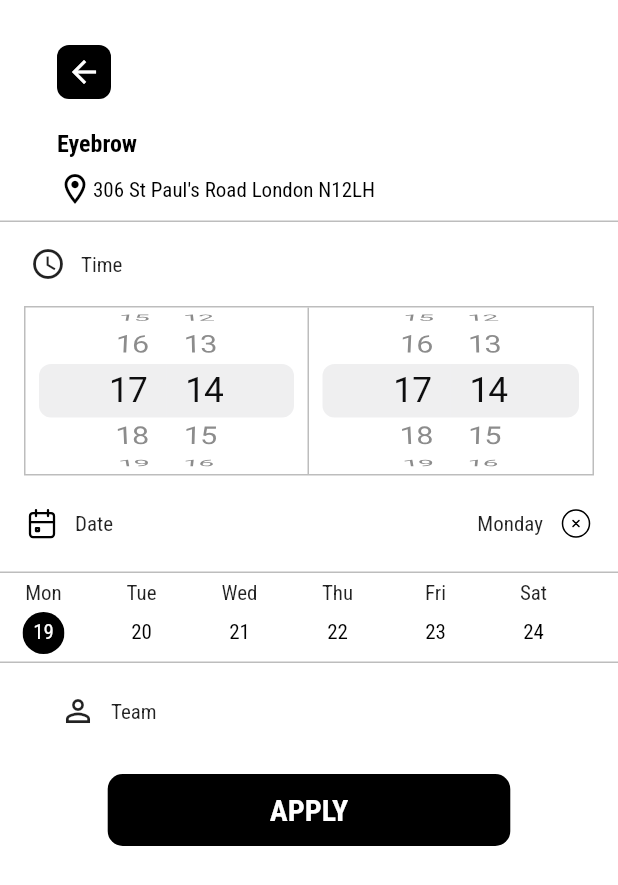
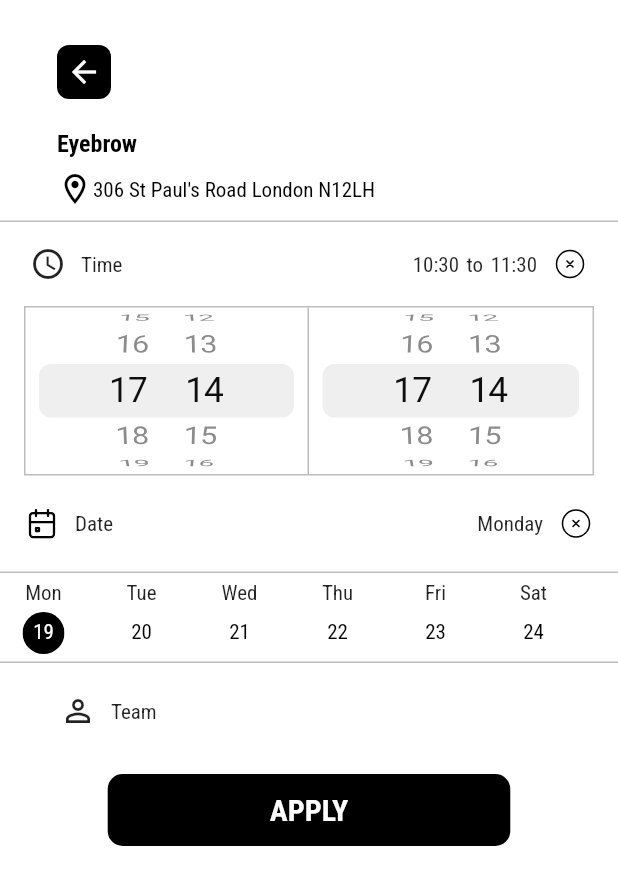
Before and after one commit to latiosthinh/mybeauty-flutter, a Flutter app: the AppointmentScreen screen opened directly, on a phone screen of 412 x 824 dp. Shown: the top 885 px of the screen. Run offline on Flutter 3.47's test engine with Material 2 defaults, Android fonts, the phone set to English and light mode, and no system bars; our stand-ins replace cloud_firestore, firebase_auth, firebase_core, flutter_svg, google_fonts, google_sign_in; accounts and stored records are empty.

Commit message:
💥 feat: get time

```diff
--- a/lib/screens/bookings/appointment_screen.dart
+++ b/lib/screens/bookings/appointment_screen.dart
@@ -98,8 +98,10 @@ class _AppointmentScreenScreenState extends State<AppointmentScreen> {
               child: Column(
                 children: [
                   Container(
-                    margin: const EdgeInsets.only(bottom: 16.0, left: 20),
+                    margin: const EdgeInsets.only(
+                        bottom: 16.0, left: 20, right: 20.0),
                     child: Row(
+                      mainAxisAlignment: MainAxisAlignment.spaceBetween,
                       children: [
                         Row(
                           children: const [
@@ -112,6 +114,34 @@ class _AppointmentScreenScreenState extends State<AppointmentScreen> {
                             )
                           ],
                         ),
+                        Row(
+                          children: [
+                            Text(DateTimeUtils.getTime(from)),
+                            const SizedBox(
+                              width: 5,
+                            ),
+                            const Text('to'),
+                            const SizedBox(
+                              width: 5,
+                            ),
+                            Text(DateTimeUtils.getTime(to)),
+                            const SizedBox(
+                              width: 10.0,
+                            ),
+                            IconButton(
+                                padding: EdgeInsets.zero,
+                                constraints: const BoxConstraints(),
+                                onPressed: () => {
+                                      setState(() => {
+                                            from = DateTime.now(),
+                                            to = DateTime.now()
+                                                .add(const Duration(hours: 1))
+                                          })
+                                    },
+                                icon:
+                                    SvgPicture.asset('assets/icons/cancel.svg'))
+                          ],
+                        )
                       ],
                     ),
                   ),
@@ -190,7 +220,15 @@ class _AppointmentScreenScreenState extends State<AppointmentScreen> {
                             const SizedBox(
                               width: 10,
                             ),
-                            SvgPicture.asset('assets/icons/cancel.svg')
+                            IconButton(
+                                padding: EdgeInsets.zero,
+                                constraints: const BoxConstraints(),
+                                onPressed: () => {
+                                      setState(
+                                          () => {selectedDate = DateTime.now()})
+                                    },
+                                icon:
+                                    SvgPicture.asset('assets/icons/cancel.svg'))
                           ],
                         )
                       ],
--- a/lib/utils/datetime_utils.dart
+++ b/lib/utils/datetime_utils.dart
@@ -22,6 +22,11 @@ class DateTimeUtils {
     return formatter.format(dateTime);
   }
 
+  static String getTime(DateTime dateTime) {
+    var formatter = DateFormat('HH:mm');
+    return formatter.format(dateTime);
+  }
+
   static List<DateTime> getWorkingDate() {
     List<DateTime> returnValue = [];
     for (int i = 0; i < 6; i++) {
```
Also changed, not shown: lib/models/category.dart (deleted, +0 -94 lines).
